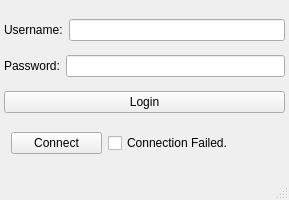
Above: secureBankServerClient/client/client/client.ui from Abdelrahman-Aldesoky/Bank_Server_Client-Qt before the change. Below: the same form after it.
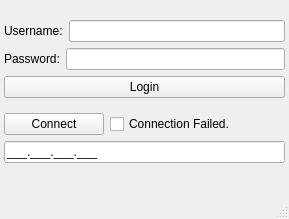
That is the form after the change.

```diff
--- a/secureBankServerClient/client/client/client.ui
+++ b/secureBankServerClient/client/client/client.ui
@@ -7,48 +7,24 @@
     <x>0</x>
     <y>0</y>
     <width>289</width>
-    <height>200</height>
+    <height>219</height>
    </rect>
   </property>
   <property name="windowTitle">
    <string>client</string>
   </property>
   <widget class="QWidget" name="centralwidget">
-   <widget class="QWidget" name="layoutWidget">
-    <property name="geometry">
-     <rect>
-      <x>11</x>
-      <y>130</y>
-      <width>272</width>
-      <height>26</height>
-     </rect>
-    </property>
-    <layout class="QHBoxLayout" name="horizontalLayout_3">
-     <item>
-      <widget class="QPushButton" name="pbn_connect">
-       <property name="text">
-        <string>Connect</string>
-       </property>
-      </widget>
-     </item>
-     <item>
-      <widget class="QCheckBox" name="chkbox">
-       <property name="text">
-        <string>Connection Failed.               </string>
-       </property>
-      </widget>
-     </item>
-    </layout>
-   </widget>
    <widget class="QWidget" name="">
     <property name="geometry">
      <rect>
       <x>4</x>
       <y>11</y>
       <width>281</width>
-      <height>111</height>
+      <height>161</height>
      </rect>
     </property>
+    <layout class="QVBoxLayout" name="verticalLayout_3">
+     <item>
     <layout class="QVBoxLayout" name="verticalLayout">
      <item>
       <layout class="QHBoxLayout" name="horizontalLayout">
@@ -88,6 +64,37 @@
         <string>Login</string>
        </property>
       </widget>
+       </item>
+      </layout>
+     </item>
+     <item>
+      <layout class="QVBoxLayout" name="verticalLayout_2">
+       <item>
+        <layout class="QHBoxLayout" name="horizontalLayout_3">
+         <item>
+          <widget class="QPushButton" name="pbn_connect">
+           <property name="text">
+            <string>Connect</string>
+           </property>
+          </widget>
+         </item>
+         <item>
+          <widget class="QCheckBox" name="chkbox">
+           <property name="text">
+            <string>Connection Failed.               </string>
+           </property>
+          </widget>
+         </item>
+        </layout>
+       </item>
+       <item>
+        <widget class="QLineEdit" name="lineEdit_ip">
+         <property name="inputMask">
+          <string>000.000.000.000;_</string>
+         </property>
+        </widget>
+       </item>
+      </layout>
      </item>
     </layout>
    </widget>
```
Lines whose indentation alone changed are shown as unchanged.
